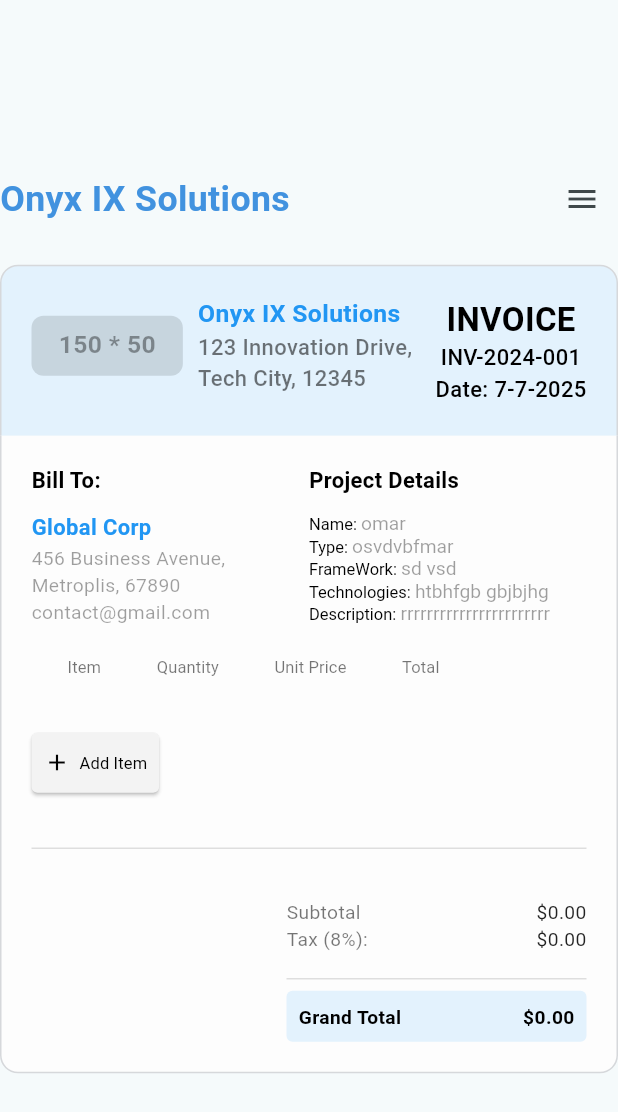
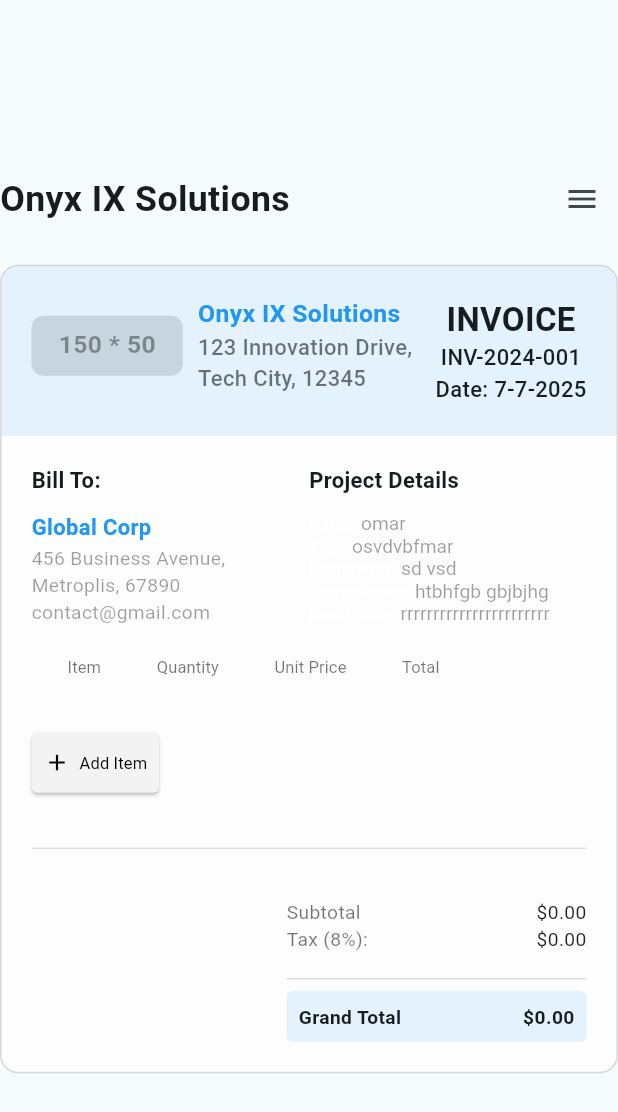
Before and after one commit to omerbanaemh/print_ready_invoice, a Flutter app: the screen it shows after launch, on a phone screen of 412 x 824 dp. Shown: the top 1112 px of the screen. Run offline on Flutter 3.47's test engine with Material 3 defaults, Android fonts, the phone set to English and light mode, and no system bars; drawn by our look-alikes of flutter_form_builder; our stand-ins replace bloc, flutter_bloc, form_builder_validators, pdf, printing.

Commit message:
refactor: update AdaptiveLayoutWidget for improved responsiveness and add AppTheme class for theme management

```diff
--- a/lib/core/utils/adaptive_layout_widget.dart
+++ b/lib/core/utils/adaptive_layout_widget.dart
@@ -14,7 +14,7 @@ class AdaptiveLayoutWidget extends StatelessWidget {
     return LayoutBuilder(
       builder: (context, constraints) {
         // print(constraints.maxWidth);
-        if (constraints.maxWidth < 800) {
+        if (constraints.maxWidth < 550) {
           return mobileLayout(context);
         } else {
           return desktopLayout(context);
--- a/lib/core/utils/app_styles.dart
+++ b/lib/core/utils/app_styles.dart
@@ -5,7 +5,7 @@ abstract class AppStyles {
   // Regular
   static TextStyle styleRegular12(BuildContext context) {
     return TextStyle(
-      color: Colors.black,
+      // color: Colors.black,
       fontSize: getResponsiveFontSize(context, fontSize: 12),
       fontWeight: FontWeight.w400,
     );
@@ -13,7 +13,7 @@ abstract class AppStyles {
 
   static TextStyle styleRegular14(BuildContext context) {
     return TextStyle(
-      color: Colors.black,
+      // color: Colors.black,
       fontSize: getResponsiveFontSize(context, fontSize: 14),
       fontWeight: FontWeight.w400,
     );
@@ -21,7 +21,7 @@ abstract class AppStyles {
 
   static TextStyle styleRegular16(context) {
     return TextStyle(
-      color: Colors.black,
+      // color: Colors.black,
       fontSize: getResponsiveFontSize(context, fontSize: 16),
       fontWeight: FontWeight.w400,
     );
@@ -30,7 +30,7 @@ abstract class AppStyles {
   // Medium
   static TextStyle styleMedium16(BuildContext context) {
     return TextStyle(
-      color: Colors.black,
+      // color: Colors.black,
       fontSize: getResponsiveFontSize(context, fontSize: 16),
       fontWeight: FontWeight.w500,
     );
@@ -38,7 +38,7 @@ abstract class AppStyles {
 
   static TextStyle styleMedium20(BuildContext context) {
     return TextStyle(
-      color: Colors.black,
+      // color: Colors.black,
       fontSize: getResponsiveFontSize(context, fontSize: 20),
       fontWeight: FontWeight.w500,
     );
@@ -47,7 +47,7 @@ abstract class AppStyles {
   // SemiBold
   static TextStyle styleSemiBold14(BuildContext context) {
     return TextStyle(
-      color: Colors.black,
+      // color: Colors.black,
       fontSize: getResponsiveFontSize(context, fontSize: 14),
       fontWeight: FontWeight.w600,
     );
@@ -55,7 +55,7 @@ abstract class AppStyles {
 
   static TextStyle styleSemiBold16(BuildContext context) {
     return TextStyle(
-      color: Colors.black,
+      // color: Colors.black,
       fontSize: getResponsiveFontSize(context, fontSize: 16),
       fontWeight: FontWeight.w600,
     );
@@ -63,7 +63,7 @@ abstract class AppStyles {
 
   static TextStyle styleSemiBold18(BuildContext context) {
     return TextStyle(
-      color: Colors.black,
+      // color: Colors.black,
       fontSize: getResponsiveFontSize(context, fontSize: 18),
       fontWeight: FontWeight.w600,
     );
@@ -71,7 +71,7 @@ abstract class AppStyles {
 
   static TextStyle styleSemiBold20(BuildContext context) {
     return TextStyle(
-      color: Colors.black,
+      // color: Colors.black,
       fontSize: getResponsiveFontSize(context, fontSize: 20),
       fontWeight: FontWeight.w600,
     );
@@ -80,7 +80,7 @@ abstract class AppStyles {
   static TextStyle styleSemiBold24(BuildContext context) {
     print(getResponsiveFontSize(context, fontSize: 24),);
     return TextStyle(
-      color:  Colors.black,
+      // color:  Colors.black,
       fontSize: getResponsiveFontSize(context, fontSize: 24),
       fontWeight: FontWeight.w600,
     );
@@ -88,7 +88,7 @@ abstract class AppStyles {
 
     static TextStyle styleSemiBold26(BuildContext context) {
     return TextStyle(
-      color: const Color(0xFF4192DF),
+      // color: const Color(0xFF4192DF),
       fontSize: getResponsiveFontSize(context, fontSize: 26),
       fontWeight: FontWeight.w600,
     );
@@ -97,7 +97,7 @@ abstract class AppStyles {
   // Bold
   static TextStyle styleBold16(BuildContext context) {
     return TextStyle(
-      color: Colors.black,
+      // color: Colors.black,
       fontSize: getResponsiveFontSize(context, fontSize: 16),
       fontWeight: FontWeight.w700,
     );
```
Also changed, not shown: lib/core/utils/app_them.dart (added, +15 -0 lines).
